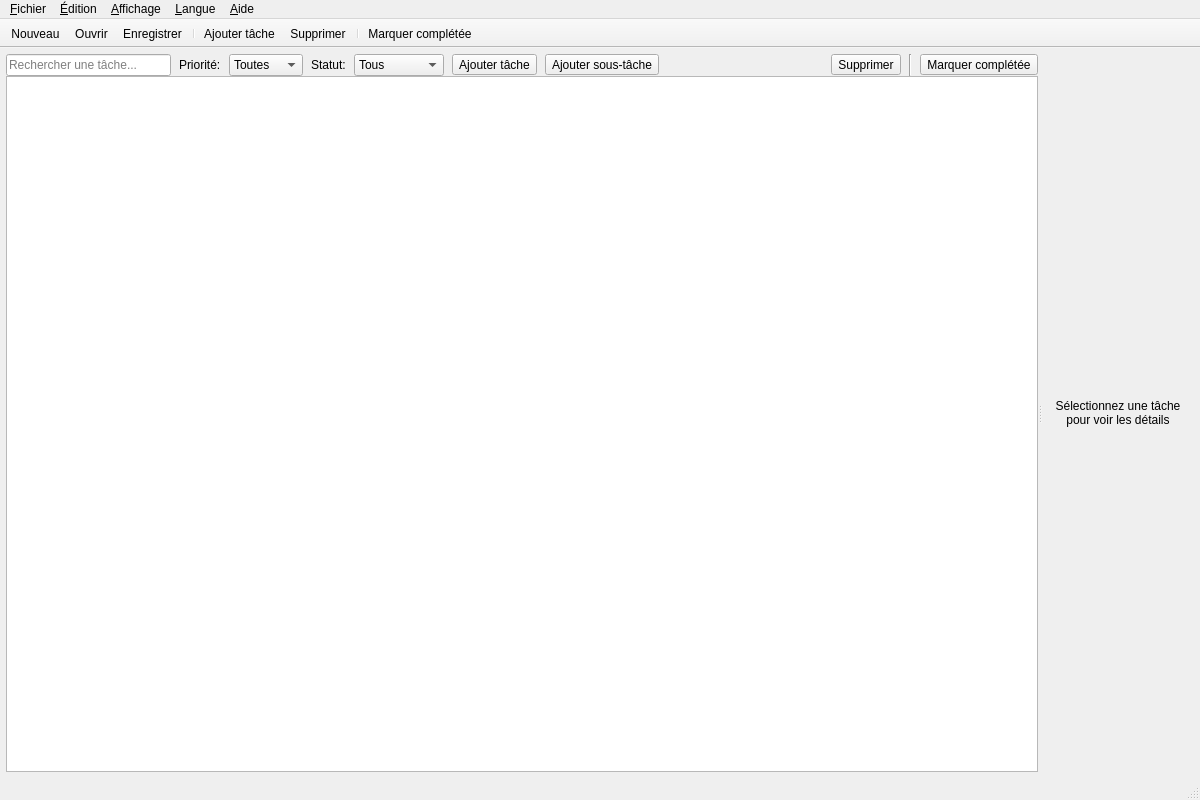
Above: mainwindow.ui from Big-Ouden/ToDoApp before the change. Below: the same form after it.
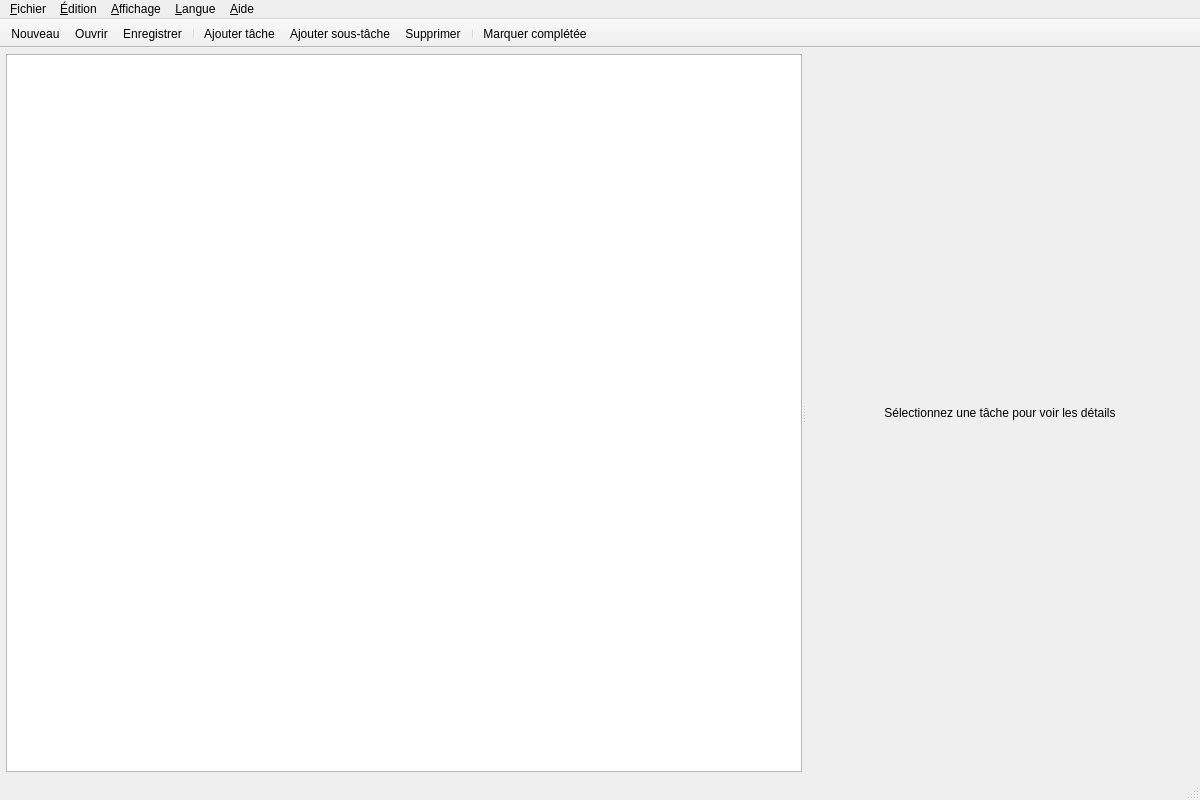
That is the form after the change. Icons and pictures are not drawn.

Patch:
```diff
--- a/mainwindow.ui
+++ b/mainwindow.ui
@@ -59,215 +59,6 @@
         <property name="bottomMargin">
          <number>0</number>
         </property>
-        <item>
-         <widget class="QWidget" name="topBar" native="true">
-          <layout class="QHBoxLayout" name="horizontalLayout">
-           <property name="spacing">
-            <number>8</number>
-           </property>
-           <property name="leftMargin">
-            <number>0</number>
-           </property>
-           <property name="topMargin">
-            <number>0</number>
-           </property>
-           <property name="rightMargin">
-            <number>0</number>
-           </property>
-           <property name="bottomMargin">
-            <number>0</number>
-           </property>
-           <item>
-            <widget class="QLineEdit" name="searchLineEdit">
-             <property name="placeholderText">
-              <string>Rechercher une tâche...</string>
-             </property>
-             <property name="clearButtonEnabled">
-              <bool>true</bool>
-             </property>
-            </widget>
-           </item>
-           <item>
-            <widget class="QLabel" name="labelPriorityFilter">
-             <property name="text">
-              <string>Priorité:</string>
-             </property>
-            </widget>
-           </item>
-           <item>
-            <widget class="QComboBox" name="priorityFilterCombo">
-             <property name="toolTip">
-              <string>Filtrer par priorité</string>
-             </property>
-             <item>
-              <property name="text">
-               <string>Toutes</string>
-              </property>
-             </item>
-             <item>
-              <property name="text">
-               <string>Low</string>
-              </property>
-             </item>
-             <item>
-              <property name="text">
-               <string>Medium</string>
-              </property>
-             </item>
-             <item>
-              <property name="text">
-               <string>High</string>
-              </property>
-             </item>
-             <item>
-              <property name="text">
-               <string>Critical</string>
-              </property>
-             </item>
-            </widget>
-           </item>
-           <item>
-            <widget class="QLabel" name="labelStatusFilter">
-             <property name="text">
-              <string>Statut:</string>
-             </property>
-            </widget>
-           </item>
-           <item>
-            <widget class="QComboBox" name="statusFilterCombo">
-             <property name="toolTip">
-              <string>Filtrer par statut</string>
-             </property>
-             <item>
-              <property name="text">
-               <string>Tous</string>
-              </property>
-             </item>
-             <item>
-              <property name="text">
-               <string>Not started</string>
-              </property>
-             </item>
-             <item>
-              <property name="text">
-               <string>In progress</string>
-              </property>
-             </item>
-             <item>
-              <property name="text">
-               <string>Completed</string>
-              </property>
-             </item>
-             <item>
-              <property name="text">
-               <string>Cancelled</string>
-              </property>
-             </item>
-            </widget>
-           </item>
-           <item>
-            <widget class="QToolButton" name="addTaskButton">
-             <property name="toolTip">
-              <string>Ajouter une nouvelle tâche principale (Ctrl+N)</string>
-             </property>
-             <property name="text">
-              <string>Ajouter tâche</string>
-             </property>
-             <property name="icon">
-              <iconset>
-               <normaloff>:/icons/add.png</normaloff>:/icons/add.png</iconset>
-             </property>
-             <property name="shortcut">
-              <string>Ctrl+N</string>
-             </property>
-             <property name="toolButtonStyle">
-              <enum>Qt::ToolButtonStyle::ToolButtonTextBesideIcon</enum>
-             </property>
-            </widget>
-           </item>
-           <item>
-            <widget class="QToolButton" name="addSubtaskButton">
-             <property name="toolTip">
-              <string>Ajouter une sous-tâche à la tâche sélectionnée (Ctrl+Shift+N)</string>
-             </property>
-             <property name="text">
-              <string>Ajouter sous-tâche</string>
-             </property>
-             <property name="icon">
-              <iconset>
-               <normaloff>:/icons/add_subtask.png</normaloff>:/icons/add_subtask.png</iconset>
-             </property>
-             <property name="shortcut">
-              <string>Ctrl+Shift+N</string>
-             </property>
-             <property name="toolButtonStyle">
-              <enum>Qt::ToolButtonStyle::ToolButtonTextBesideIcon</enum>
-             </property>
-            </widget>
-           </item>
-           <item>
-            <spacer name="horizontalSpacer">
-             <property name="orientation">
-              <enum>Qt::Orientation::Horizontal</enum>
-             </property>
-             <property name="sizeHint" stdset="0">
-              <size>
-               <width>40</width>
-               <height>20</height>
-              </size>
-             </property>
-            </spacer>
-           </item>
-           <item>
-            <widget class="QToolButton" name="deleteTaskButton">
-             <property name="toolTip">
-              <string>Supprimer la tâche sélectionnée (Del)</string>
-             </property>
-             <property name="text">
-              <string>Supprimer</string>
-             </property>
-             <property name="icon">
-              <iconset>
-               <normaloff>:/icons/delete.png</normaloff>:/icons/delete.png</iconset>
-             </property>
-             <property name="shortcut">
-              <string>Del</string>
-             </property>
-             <property name="toolButtonStyle">
-              <enum>Qt::ToolButtonStyle::ToolButtonTextBesideIcon</enum>
-             </property>
-            </widget>
-           </item>
-           <item>
-            <widget class="Line" name="line">
-             <property name="orientation">
-              <enum>Qt::Orientation::Vertical</enum>
-             </property>
-            </widget>
-           </item>
-           <item>
-            <widget class="QToolButton" name="markCompletedButton">
-             <property name="toolTip">
-              <string>Marquer la tâche sélectionnée comme complétée (Ctrl+D)</string>
-             </property>
-             <property name="text">
-              <string>Marquer complétée</string>
-             </property>
-             <property name="icon">
-              <iconset>
-               <normaloff>:/icons/check.png</normaloff>:/icons/check.png</iconset>
-             </property>
-             <property name="shortcut">
-              <string>Ctrl+D</string>
-             </property>
-             <property name="toolButtonStyle">
-              <enum>Qt::ToolButtonStyle::ToolButtonTextBesideIcon</enum>
-             </property>
-            </widget>
-           </item>
-          </layout>
-         </widget>
-        </item>
         <item>
          <widget class="QTreeView" name="taskTreeView">
           <property name="alternatingRowColors">
@@ -418,12 +209,12 @@
    </property>
    <property name="iconSize">
     <size>
-     <width>24</width>
-     <height>24</height>
+     <width>20</width>
+     <height>20</height>
     </size>
    </property>
    <property name="toolButtonStyle">
-    <enum>Qt::ToolButtonStyle::ToolButtonTextUnderIcon</enum>
+    <enum>Qt::ToolButtonStyle::ToolButtonTextBesideIcon</enum>
    </property>
    <attribute name="toolBarArea">
     <enum>TopToolBarArea</enum>
@@ -436,6 +227,7 @@
    <addaction name="actionSave"/>
    <addaction name="separator"/>
    <addaction name="actionAddTask"/>
+   <addaction name="actionAddSubtask"/>
    <addaction name="actionDeleteTask"/>
    <addaction name="separator"/>
    <addaction name="actionMarkCompleted"/>
```
Left out of the diff: 72 changed lines with no effect on the pictures.
